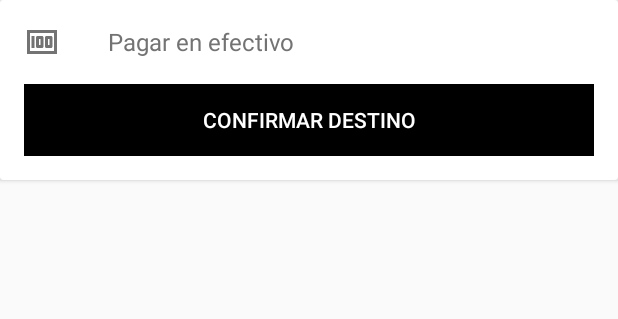
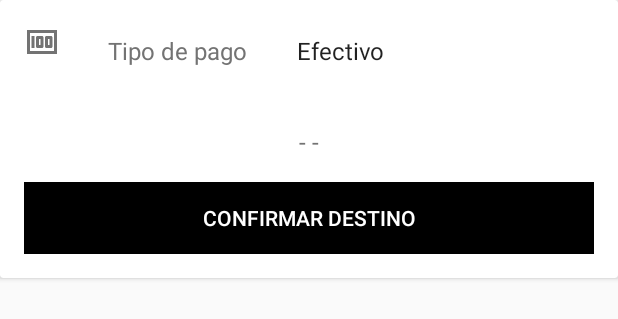
Before and after one commit to JUCRO/TransportAppV2, an Android app: the layout layout_confirm_uber.xml on its own in the app's theme, with its tools: preview values and no code run, on a phone screen of 412 x 824 dp. Shown: the top 319 px of the screen. Run offline under Robolectric (Android 15) with nearby library versions, the phone set to English and light mode, and no system bars.

Commit message:
precio y formas de pago

```diff
--- a/AndroidUberRemake/app/src/main/java/com/example/androiduberremake/LoginActivity.java
+++ b/AndroidUberRemake/app/src/main/java/com/example/androiduberremake/LoginActivity.java
@@ -84,16 +84,17 @@ public class LoginActivity extends AppCompatActivity {
                                 @Override
                                 public void onDataChange(@NonNull DataSnapshot snapshot) {
                                     if (snapshot.exists()){
-                                        Map<String, Object> updateToken =  new HashMap<>();
-                                        updateToken.put("token", tokenUser);
-                                        databaseReference.child(userId).updateChildren(updateToken);
+                                        startActivity(new Intent(LoginActivity.this, DriverHomeActivity.class));
+                                    } else {
+                                        FirebaseAuth.getInstance().signOut();
+                                        Toast.makeText(LoginActivity.this, "No estas registrado como conductor", Toast.LENGTH_SHORT).show();
+                                        Toast.makeText(LoginActivity.this, "Que esperas! Envia tu solicitud ya", Toast.LENGTH_SHORT).show();
                                     }
                                 }
                                 @Override
                                 public void onCancelled(@NonNull DatabaseError error) {
                                 }
                             });
-                            startActivity(new Intent(LoginActivity.this, DriverHomeActivity.class));
                         } else {
                             Toast.makeText(LoginActivity.this, "El correo electronico o la contraseña son incorrectos", Toast.LENGTH_SHORT).show();
                         }
@@ -111,9 +112,9 @@ public class LoginActivity extends AppCompatActivity {
     protected void onStart() {
         super.onStart();
         // descomentar esto por error
-        /*if (mAuth.getCurrentUser() != null){
+        if (mAuth.getCurrentUser() != null){
             userId = mAuth.getCurrentUser().getUid();
-            redirectMenu();
-        }*/
+            startActivity(new Intent(LoginActivity.this, DriverHomeActivity.class));
+        }
     }
 }
--- a/AndroidUberRiderRemake/app/src/main/java/com/example/androiduberriderremake/RequestDriverActivity.java
+++ b/AndroidUberRiderRemake/app/src/main/java/com/example/androiduberriderremake/RequestDriverActivity.java
@@ -17,9 +17,12 @@ import android.os.Handler;
 import android.util.Log;
 import android.view.View;
 import android.view.animation.LinearInterpolator;
+import android.widget.AdapterView;
+import android.widget.ArrayAdapter;
 import android.widget.Button;
 import android.widget.ImageView;
 import android.widget.RelativeLayout;
+import android.widget.Spinner;
 import android.widget.TextView;
 import android.widget.Toast;
 
@@ -131,7 +134,6 @@ public class RequestDriverActivity extends FragmentActivity implements OnMapRead
     void onConfirmUber(){
         confirm_pickup_layout.setVisibility(View.VISIBLE); //Show pickup layout
         confirm_uber_layout.setVisibility(View.GONE); // Hidden Uber layout
-
         setDataPickup();
     }
 
@@ -808,6 +810,9 @@ public class RequestDriverActivity extends FragmentActivity implements OnMapRead
 
     private void addOriginMarker(String duration, String start_address) {
         View view = getLayoutInflater().inflate(R.layout.origin_info_windows,null);
+        TextView tripPrice = confirm_uber_layout.findViewById(R.id.tripPrice);
+        String durationNumber = duration.replace(" mins", "");
+        tripPrice.setText("$ " + (Integer.parseInt(durationNumber) * 500));
 
         TextView txt_time = (TextView)view.findViewById(R.id.txt_time);
          txt_origin = (TextView)view.findViewById(R.id.txt_origin);
--- a/AndroidUberRiderRemake/app/src/main/res/layout/layout_confirm_uber.xml
+++ b/AndroidUberRiderRemake/app/src/main/res/layout/layout_confirm_uber.xml
@@ -14,6 +14,45 @@
 
         <LinearLayout
             android:layout_width="match_parent"
+            android:layout_height="67dp"
+            android:clickable="true"
+            android:foreground="?attr/selectableItemBackground"
+            android:orientation="horizontal"
+            android:paddingLeft="@dimen/activity_margin"
+            android:paddingTop="8dp"
+            android:paddingRight="@dimen/activity_margin"
+            android:paddingBottom="8dp">
+
+            <ImageView
+                android:layout_width="wrap_content"
+                android:layout_height="24dp"
+                android:layout_marginRight="32dp"
+                android:src="@drawable/ic_baseline_money_24"
+                app:tint="#737373" />
+
+            <TextView
+                android:layout_width="114dp"
+                android:layout_height="37dp"
+                android:layout_gravity="center_vertical"
+                android:text="@string/pay_by_cash"
+                android:textColor="#737373"
+                android:textSize="16sp" />
+
+            <Spinner
+                android:id="@+id/spinnerPayMethod"
+                android:layout_width="wrap_content"
+                android:layout_height="36dp"
+                android:layout_marginLeft="4dp"
+                android:backgroundTint="#80FFFFFF"
+                android:ems="10"
+                android:entries="@array/PayMethods"
+                android:textColor="#80FFFFFF"
+                android:textColorHint="#80FFFFFF" />
+
+        </LinearLayout>
+
+        <LinearLayout
+            android:layout_width="match_parent"
             android:layout_height="wrap_content"
             android:clickable="true"
             android:foreground="?attr/selectableItemBackground"
@@ -23,20 +62,25 @@
             android:paddingRight="@dimen/activity_margin"
             android:paddingBottom="8dp">
 
-            <ImageView
-                android:layout_width="24dp"
-                android:layout_height="24dp"
-                android:layout_marginRight="32dp"
-                android:src="@drawable/ic_baseline_money_24"
-                app:tint="#737373" />
+            <Space
+                android:layout_width="wrap_content"
+                android:layout_height="wrap_content"
+                android:layout_weight="1" />
 
             <TextView
+                android:id="@+id/tripPrice"
+                android:layout_width="173dp"
+                android:layout_height="wrap_content"
+                android:layout_gravity="center_vertical"
+                android:text="- -"
+                android:textAlignment="center"
+                android:textColor="#737373"
+                android:textSize="16sp" />
+
+            <Space
                 android:layout_width="wrap_content"
                 android:layout_height="wrap_content"
-                android:layout_gravity="center_vertical"
-                android:text="@string/pay_by_cash"
-                android:textColor="#737373"
-                android:textSize="16sp" />
+                android:layout_weight="1" />
 
         </LinearLayout>
 
--- a/AndroidUberRiderRemake/app/src/main/res/values/strings.xml
+++ b/AndroidUberRiderRemake/app/src/main/res/values/strings.xml
@@ -33,7 +33,7 @@
     <string name="where_to">¿A donde?</string>
     <string name="city_name_empty">City name is empty</string>
     <string name="title_activity_request_driver">Map</string>
-    <string name="pay_by_cash">Pagar en efectivo</string>
+    <string name="pay_by_cash">Tipo de pago</string>
     <string name="confirm_uber">Confirmar destino</string>
     <string name="confirm_pickup_spot">Confirmar lugar de recogida</string>
     <string name="address_demo">Centro Comercial Gran Estación</string>
@@ -49,4 +49,8 @@
     <string name="driver_name_example">Jonathan Reyes</string>
     <string name="ascci_dot">■</string>
     <string name="language_example">Sabe ingles</string>
+    <string-array name="PayMethods">
+        <item>Efectivo</item>
+        <item>Tarjeta de credito</item>
+    </string-array>
 </resources>
```
